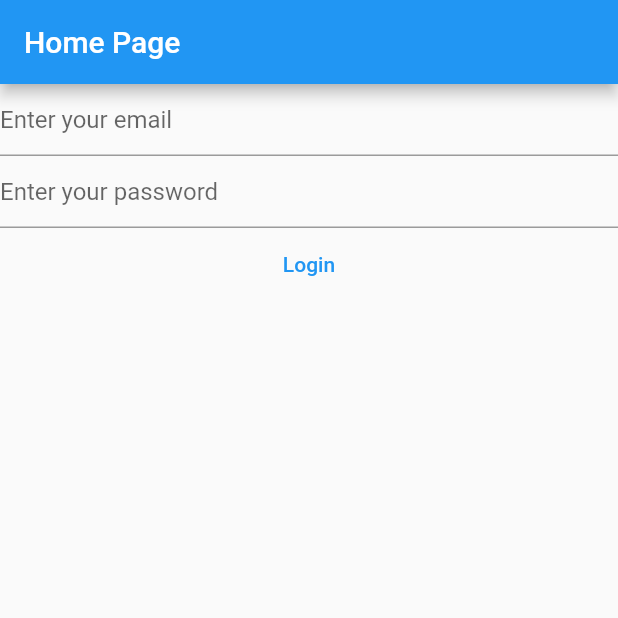
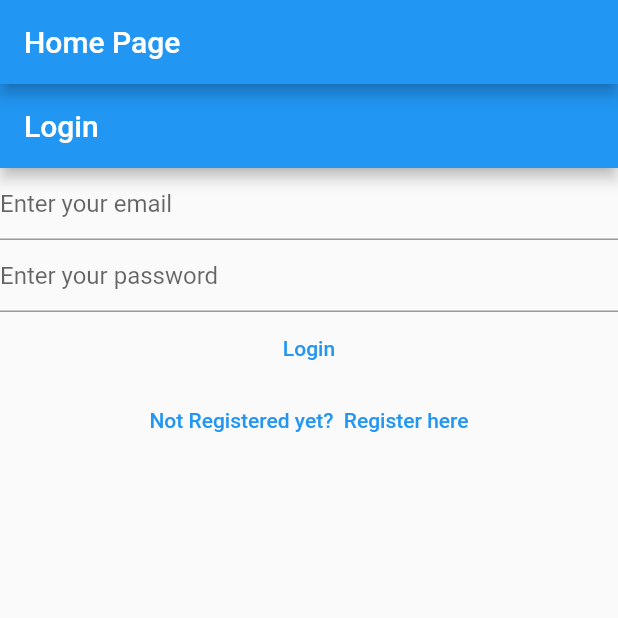
Before and after one commit to VighneshMestry/NotesApplicaitonWithFlutterBloc, a Flutter app: the screen it shows after launch, on a phone screen of 412 x 824 dp, the top half of it. Run offline on Flutter 3.47's test engine with Material 2 defaults, Android fonts, the phone set to English and light mode, and no system bars; our stand-ins replace firebase_auth, firebase_core; accounts and stored records are empty.

Commit message:
switching login register view

```diff
--- a/lib/main.dart
+++ b/lib/main.dart
@@ -1,7 +1,9 @@
 import 'package:firebase_auth/firebase_auth.dart';
 import 'package:firebase_core/firebase_core.dart';
 import 'package:flutter/material.dart';
+
 import 'package:learningdart/views/login_view.dart';
+import 'package:learningdart/views/register_view.dart';
 
 // import 'package:learningdart/views/login_view.dart';
 
@@ -15,6 +17,10 @@ void main() {
         primarySwatch: Colors.blue,
       ),
       home: const HomePage(),
+      routes: {
+        '/login/' :(context) =>  const LoginView(),
+        '/register/' :(context) =>  const RegisterView(),
+      },
     )
   );
 }
--- a/lib/views/login_view.dart
+++ b/lib/views/login_view.dart
@@ -28,7 +28,9 @@ class _LoginViewState extends State<LoginView> {
   }
   @override
   Widget build(BuildContext context) {
-    return Column(
+    return Scaffold(
+      appBar : AppBar(title : const Text('Login')),
+      body: Column(
                   children: [
                     TextField(
                       controller: _email,
@@ -60,8 +62,14 @@ class _LoginViewState extends State<LoginView> {
 
                       },
                       child : const Text('Login')
-                  )
+                    ),
+                    TextButton(
+                      onPressed: () {
+                        Navigator.of(context).pushNamedAndRemoveUntil('/register/', (route) => false);
+                      },
+                     child: const Text('Not Registered yet?  Register here'))
                   ]
+                ),
     );
   }
 }
--- a/lib/views/register_view.dart
+++ b/lib/views/register_view.dart
@@ -31,7 +31,9 @@ class _RegisterViewState extends State<RegisterView> {
   @override
   Widget build(BuildContext context) {
 
-    return Column(
+    return Scaffold(
+      appBar: AppBar(title: const Text('Register')),
+      body: Column(
                   children: [
                     TextField(
                       controller: _email,
@@ -57,8 +59,13 @@ class _RegisterViewState extends State<RegisterView> {
                         print(userCredential);
                       },
                       child : const Text('Register')
-                  )
+                    ),
+                    TextButton(onPressed: () {
+                      Navigator.of(context).pushNamedAndRemoveUntil('/login/', (route) => false);
+                    },
+                    child: const Text('Already have an account? Login')),
                   ]
+                ),
     );
   }
 }
```
Lines whose indentation alone changed are shown as unchanged.
